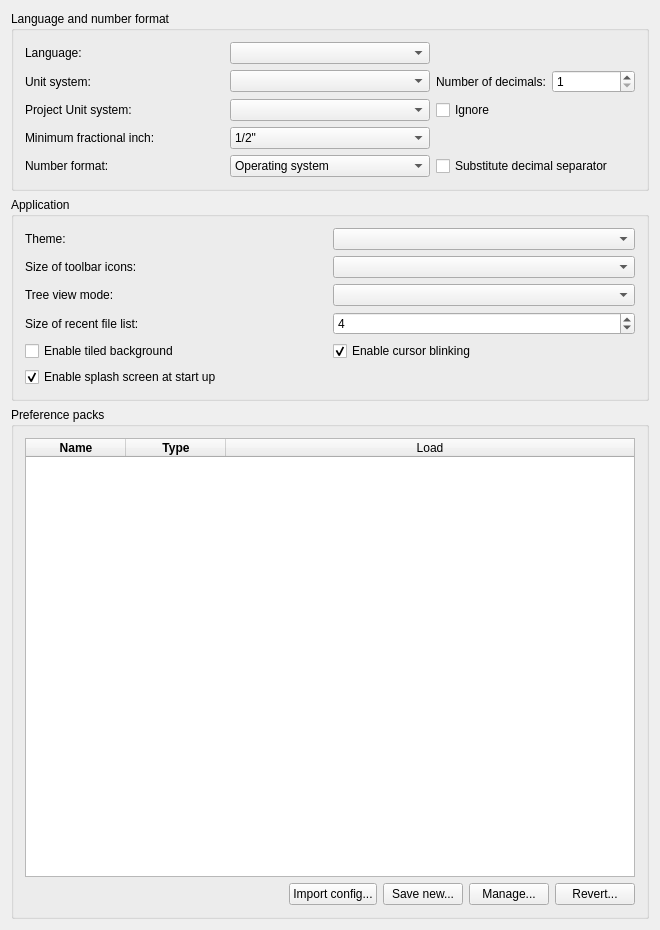
This is src/Gui/PreferencePages/DlgSettingsGeneral.ui in andre-caldas/FreeCAD as Qt 5 draws it before an edit. The edited form follows.
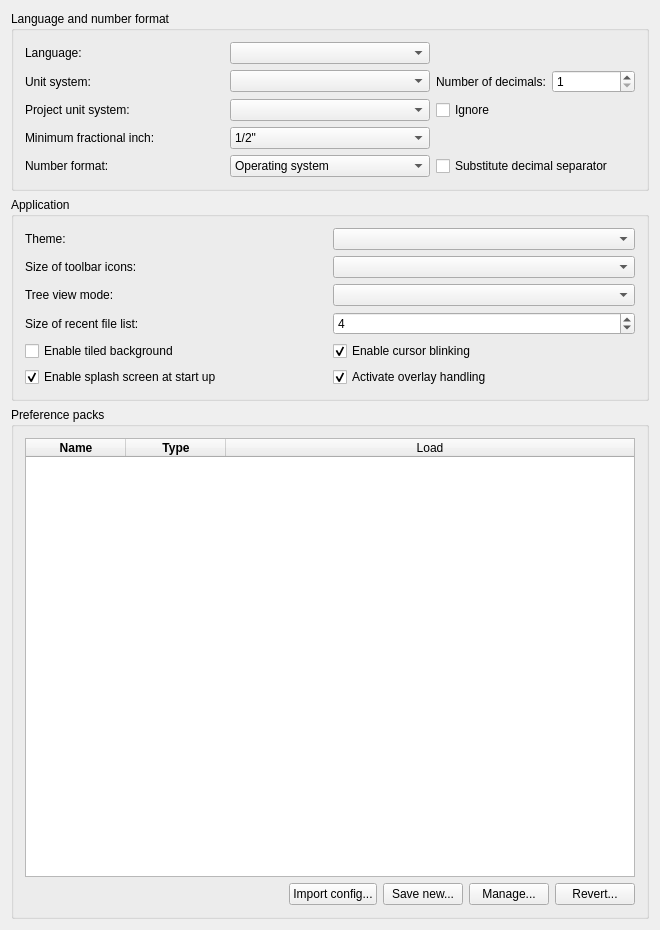
This is the edited form. Custom widgets are drawn as their Qt base class.

The edit to the form file:
```diff
--- a/src/Gui/PreferencePages/DlgSettingsGeneral.ui
+++ b/src/Gui/PreferencePages/DlgSettingsGeneral.ui
@@ -91,7 +91,7 @@
        <item row="2" column="0">
         <widget class="QLabel" name="label">
          <property name="text">
-          <string>Project Unit system:</string>
+          <string>Project unit system:</string>
          </property>
         </widget>
        </item>
@@ -360,6 +360,25 @@
          </property>
         </widget>
        </item>
+       <item row="5" column="1">
+        <widget class="Gui::PrefCheckBox" name="ActivateOverlay">
+         <property name="toolTip">
+          <string>Activate overlay handling of dock windows</string>
+         </property>
+         <property name="text">
+          <string>Activate overlay handling</string>
+         </property>
+         <property name="checked">
+          <bool>true</bool>
+         </property>
+         <property name="prefEntry" stdset="0">
+          <cstring>ActivateOverlay</cstring>
+         </property>
+         <property name="prefPath" stdset="0">
+          <cstring>DockWindows</cstring>
+         </property>
+        </widget>
+       </item>
       </layout>
      </widget>
     </item>
```
Left out of the diff: 10 changed lines with no effect on the pictures.
